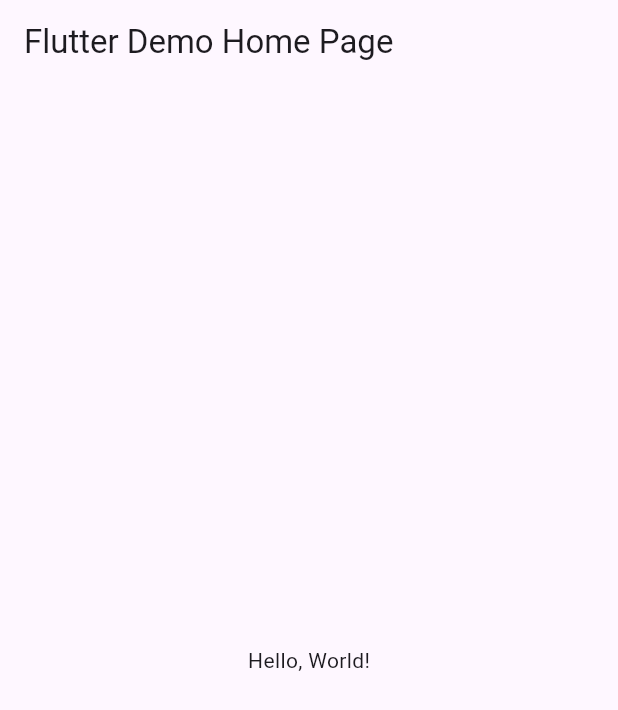
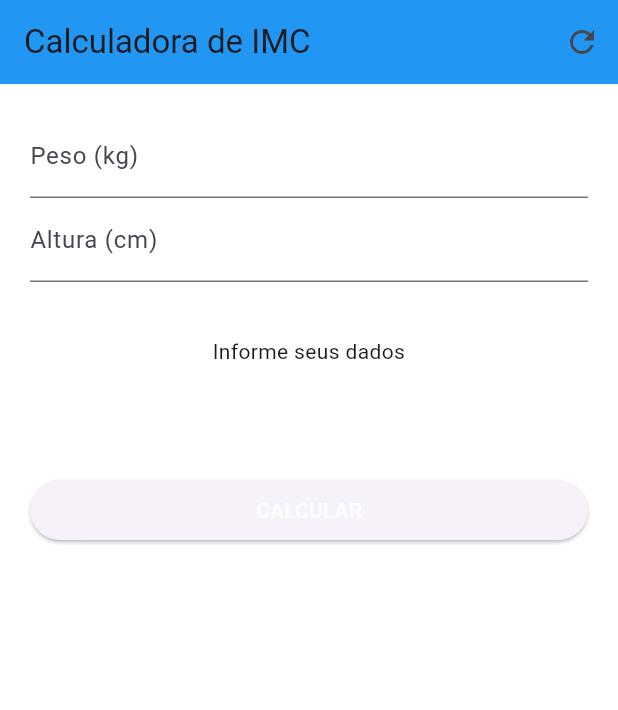
Before and after one commit to Pjunior14x/calc_imc, a Flutter app: the screen it shows after launch, on a phone screen of 412 x 824 dp. Shown: the top 710 px of the screen. Run offline on Flutter 3.47's test engine with Material 3 defaults, Android fonts, the phone set to English and light mode, and no system bars.

Commit message:
Refactor main.dart to implement IMC calculator

```diff
--- a/lib/main.dart
+++ b/lib/main.dart
@@ -1,43 +1,152 @@
 import 'package:flutter/material.dart';
 
-void main() => runApp(MyApp());
+void main() => runApp(
+      MaterialApp(
+        home: Home(),
+        debugShowCheckedModeBanner: false,
+      ),
+    );
 
-class MyApp extends StatelessWidget {
-  const MyApp({super.key});
-  // This widget is the root of your application.
+class Home extends StatefulWidget {
   @override
-  Widget build(BuildContext context) {
-    return MaterialApp(
-      // Application name
-      title: 'Flutter Hello World',
-      // Application theme data, you can set the colors for the application as
-      // you want
-      theme: ThemeData(
-        // useMaterial3: false,
-        primarySwatch: Colors.blue,
-      ),
-      // A widget which will be started on application startup
-      home: MyHomePage(title: 'Flutter Demo Home Page'),
-    );
-  }
+  _HomeState createState() => _HomeState();
 }
 
-class MyHomePage extends StatelessWidget {
-  final String title;
-  const MyHomePage({super.key, required this.title});
+class _HomeState extends State<Home> {
+  final GlobalKey<FormState> _formKey = GlobalKey<FormState>();
+
+  final TextEditingController _weightController = TextEditingController();
+  final TextEditingController _heightController = TextEditingController();
+  String _result = 'Informe seus dados';
+
+  @override
+  void initState() {
+    super.initState();
+    resetFields();
+  }
+
+  void resetFields() {
+    _weightController.clear();
+    _heightController.clear();
+    setState(() {
+      _result = 'Informe seus dados';
+    });
+  }
+
+  void calculateImc() {
+    // tenta parse com segurança
+    final weightText = _weightController.text.replaceAll(',', '.');
+    final heightText = _heightController.text.replaceAll(',', '.');
+
+    final double? weight = double.tryParse(weightText);
+    final double? heightCm = double.tryParse(heightText);
+
+    if (weight == null || heightCm == null || heightCm <= 0) {
+      setState(() {
+        _result = 'Valores inválidos';
+      });
+      return;
+    }
+
+    final height = heightCm / 100.0;
+    final imc = weight / (height * height);
+
+    setState(() {
+      _result = "IMC = ${imc.toStringAsPrecision(3)}\n";
+      if (imc < 18.6)
+        _result += "Abaixo do peso";
+      else if (imc < 25.0)
+        _result += "Peso ideal";
+      else if (imc < 30.0)
+        _result += "Levemente acima do peso";
+      else if (imc < 35.0)
+        _result += "Obesidade Grau I";
+      else if (imc < 40.0)
+        _result += "Obesidade Grau II";
+      else
+        _result += "Obesidade Grau III";
+    });
+  }
 
   @override
   Widget build(BuildContext context) {
     return Scaffold(
-      appBar: AppBar(
-        // The title text which will be shown on the action bar
-        title: Text(title),
-      ),
-      body: Center(
-        child: Text(
-          'Hello, World!',
-        ),
+        appBar: buildAppBar(),
+        backgroundColor: Colors.white,
+        body: SingleChildScrollView(
+            padding: EdgeInsets.all(20.0), child: buildForm()));
+  }
+
+  AppBar buildAppBar() {
+    return AppBar(
+      title: Text('Calculadora de IMC'),
+      backgroundColor: Colors.blue,
+      actions: <Widget>[
+        IconButton(
+          icon: Icon(Icons.refresh),
+          onPressed: () {
+            resetFields();
+          },
+        )
+      ],
+    );
+  }
+
+  Form buildForm() {
+    return Form(
+      key: _formKey,
+      child: Column(
+        crossAxisAlignment: CrossAxisAlignment.stretch,
+        children: <Widget>[
+          buildTextFormField(
+              label: "Peso (kg)",
+              error: "Insira seu peso!",
+              controller: _weightController),
+          buildTextFormField(
+              label: "Altura (cm)",
+              error: "Insira uma altura!",
+              controller: _heightController),
+          buildTextResult(),
+          buildCalculateButton(),
+        ],
       ),
     );
   }
+
+  Padding buildCalculateButton() {
+    return Padding(
+      padding: EdgeInsets.symmetric(vertical: 36.0),
+      child: ElevatedButton(
+        onPressed: () {
+          if (_formKey.currentState!.validate()) {
+            calculateImc();
+          }
+        },
+        child: Text('CALCULAR', style: TextStyle(color: Colors.white)),
+      ),
+    );
+  }
+
+  Padding buildTextResult() {
+    return Padding(
+      padding: EdgeInsets.symmetric(vertical: 36.0),
+      child: Text(
+        _result,
+        textAlign: TextAlign.center,
+      ),
+    );
+  }
+
+  TextFormField buildTextFormField(
+      {required TextEditingController controller, required String error, required String label}) {
+    return TextFormField(
+      keyboardType: TextInputType.numberWithOptions(decimal: true),
+      decoration: InputDecoration(labelText: label),
+      controller: controller,
+      validator: (text) {
+        if (text == null || text.trim().isEmpty) return error;
+        return null;
+      },
+    );
+  }
 }
```
